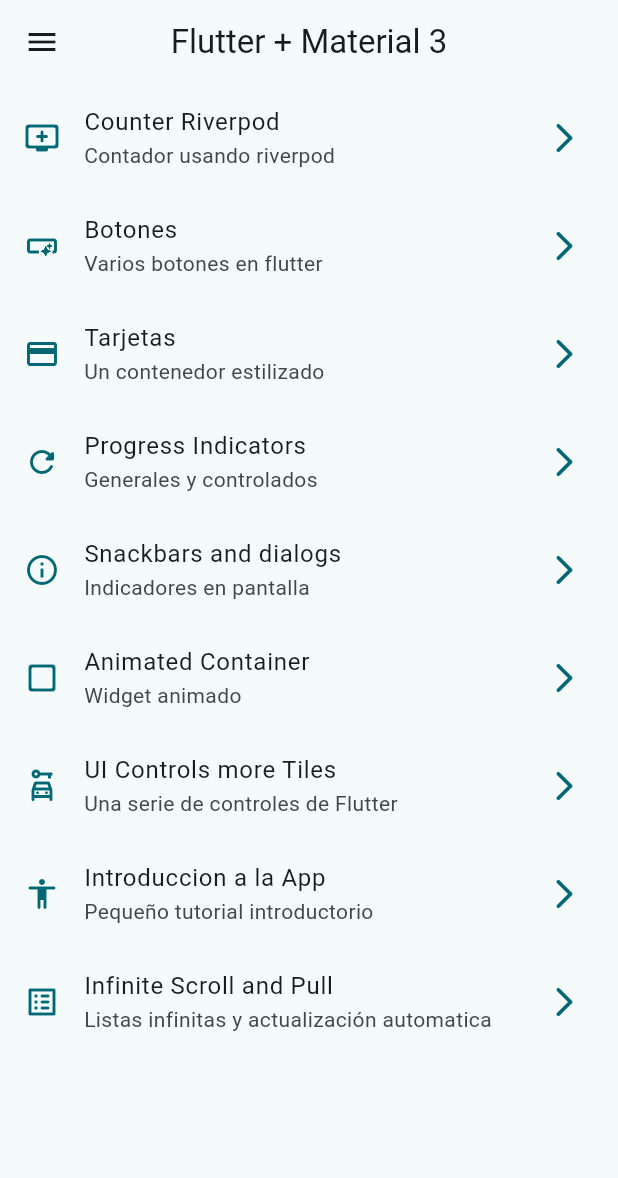
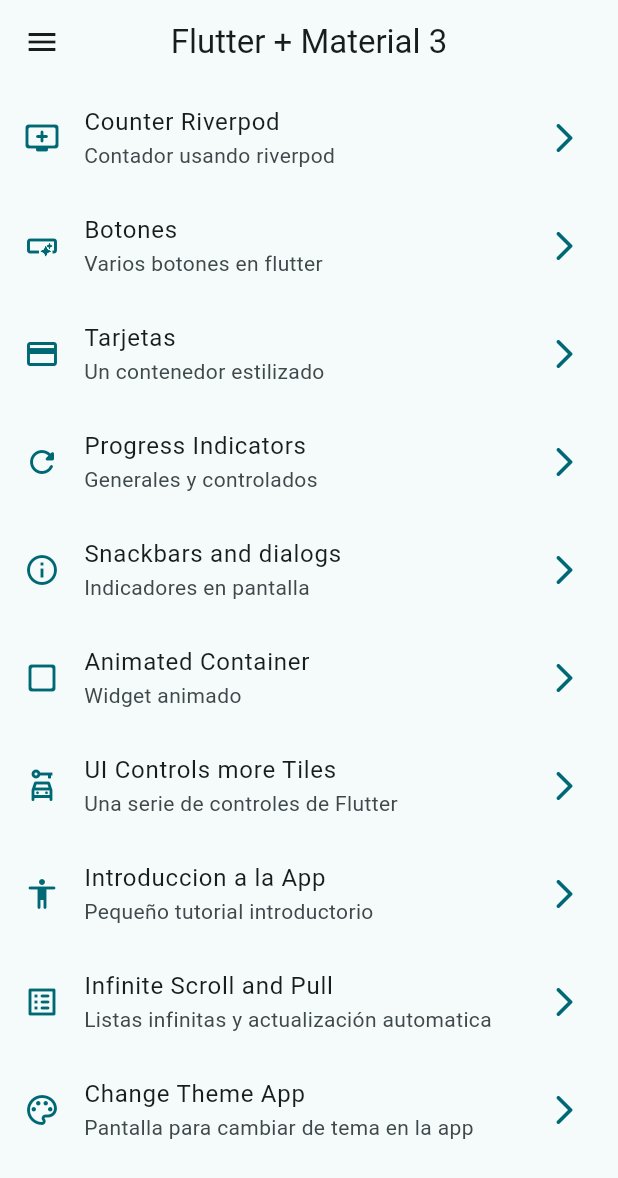
Before and after one commit to legallyfree/widgets_flutter, a Flutter app: the screen it shows after launch, on a phone screen of 412 x 824 dp. Shown: the top 1178 px of the screen. Run offline on Flutter 3.47's test engine with Material 3 defaults, Android fonts, the phone set to English and light mode, and no system bars; our stand-ins replace animate_do, flutter_riverpod, go_router.

Commit message:
v162 se definió la pantalla para cambiar el tema

```diff
--- a/lib/config/menu/menu_items.dart
+++ b/lib/config/menu/menu_items.dart
@@ -70,4 +70,10 @@ const appMenuItems = <MenuItem>[
     link: "/infinite",
     icon: Icons.list_alt_rounded,
   ),
+  MenuItem(
+    title: "Change Theme App",
+    subTitle: "Pantalla para cambiar de tema en la app",
+    link: "/theme-change",
+    icon: Icons.color_lens_outlined,
+  ),
 ];
--- a/lib/config/router/app_router.dart
+++ b/lib/config/router/app_router.dart
@@ -54,5 +54,10 @@ final appRouter = GoRouter(
       name: CounterScreen.name,
       builder: (context, state) => const CounterScreen(),
     ),
+    GoRoute(
+      path: '/theme-change',
+      name: ThemeScreen.name,
+      builder: (context, state) => const ThemeScreen(),
+    ),
   ],
 );
--- a/lib/presentation/providers/theme_provider.dart
+++ b/lib/presentation/providers/theme_provider.dart
@@ -1,3 +1,6 @@
+import 'package:d_using_widgets_git/config/theme/app_theme.dart';
 import 'package:flutter_riverpod/flutter_riverpod.dart';
 
 final isDarkProvider = StateProvider((ref) => true);
+
+final colorListProvider = Provider((ref) => colorList);
--- a/lib/presentation/screens/screens.dart
+++ b/lib/presentation/screens/screens.dart
@@ -8,3 +8,4 @@ export 'package:d_using_widgets_git/presentation/screens/progress/progress_scree
 export 'package:d_using_widgets_git/presentation/screens/snackbar/snackbar_screen.dart';
 export 'package:d_using_widgets_git/presentation/screens/ui_controls/ui_controls_screen.dart';
 export "package:d_using_widgets_git/presentation/screens/counter/counter_screen.dart";
+export 'package:d_using_widgets_git/presentation/screens/theme/theme_screen.dart';
```
Also changed, not shown: lib/presentation/screens/theme/theme_screen.dart (added, +53 -0 lines).
